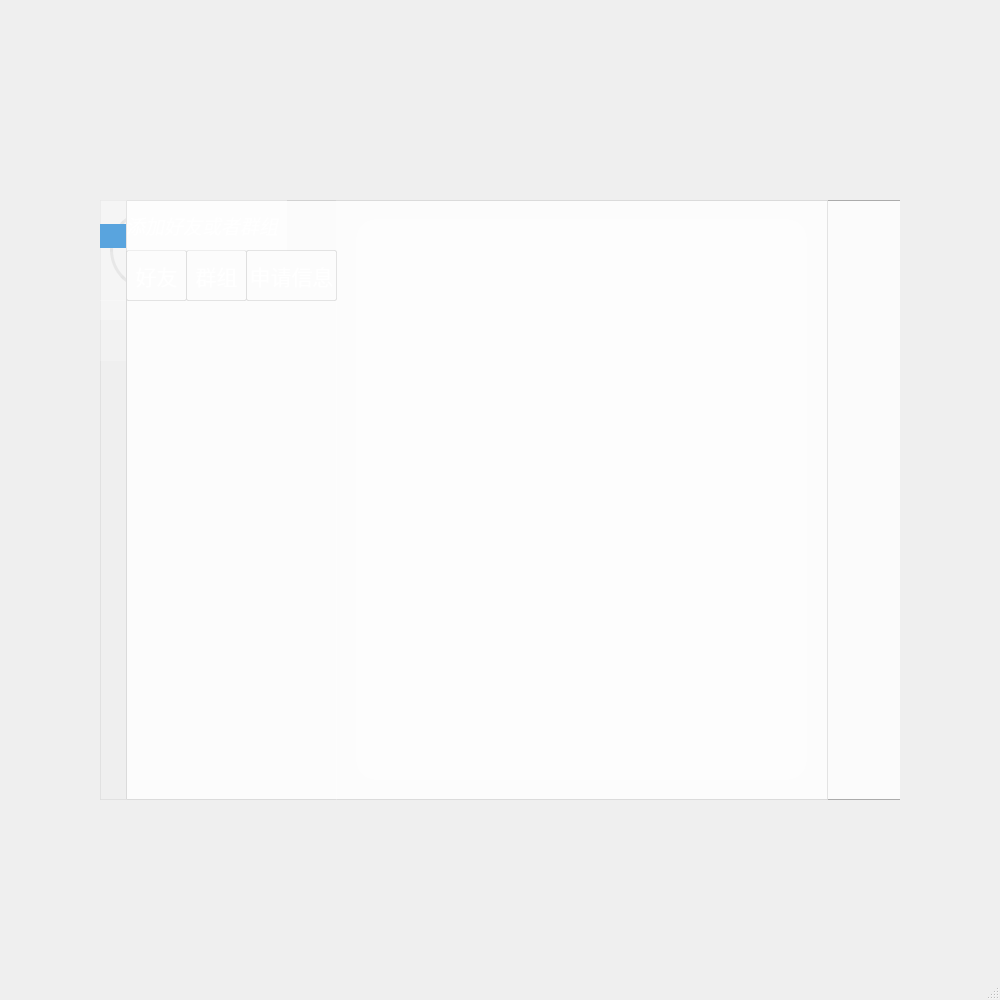
Old version of the form TIM/mainwindow.ui in the repository Sunlx5522/TFW_PROJECT.
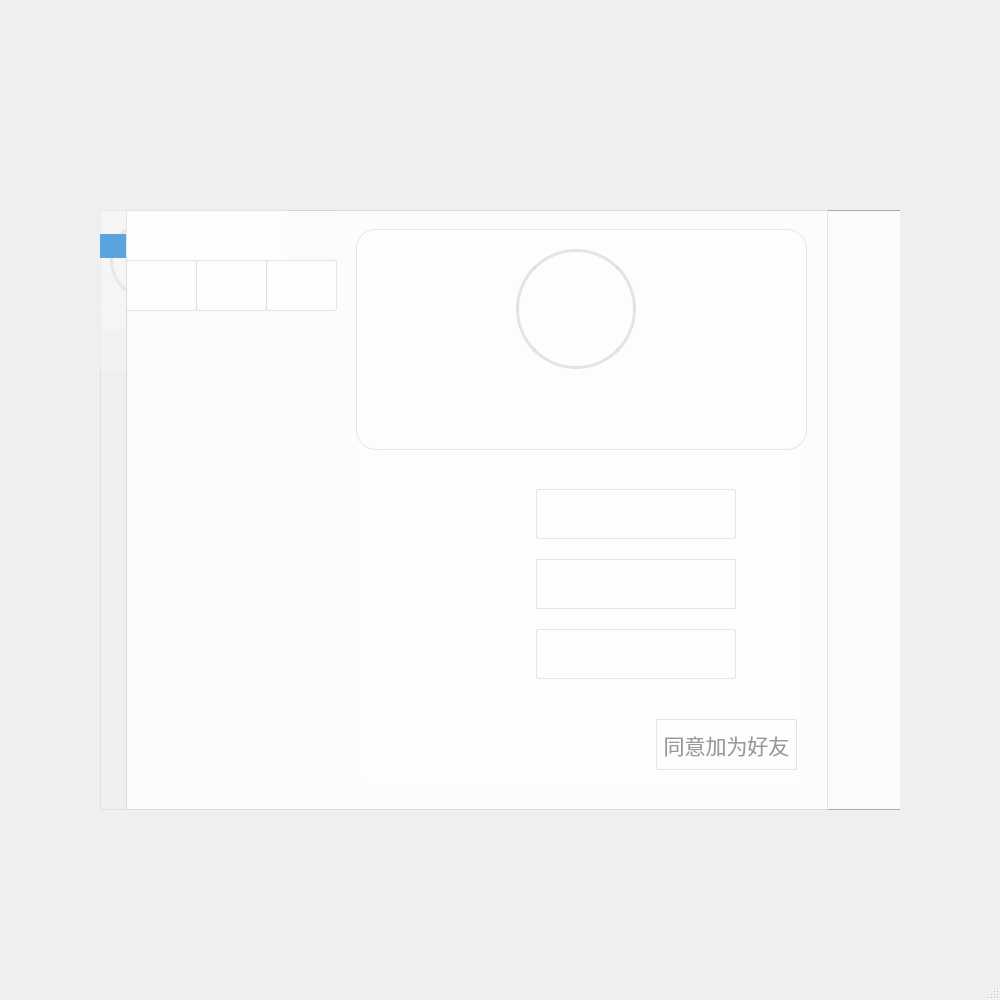
New version of the form. The open tabs and pages were chosen to show the change. Icons and pictures are not drawn.

What changed in the file:
```diff
--- a/TIM/mainwindow.ui
+++ b/TIM/mainwindow.ui
@@ -30,7 +30,7 @@
     <property name="geometry">
      <rect>
       <x>80</x>
-      <y>180</y>
+      <y>190</y>
       <width>840</width>
       <height>640</height>
      </rect>
@@ -1028,6 +1028,7 @@
              <string notr="true">QListWidget#listWidget_chat_4{
    background: rgba(255,255,255,50);
     border: none; /* 无边框 */
+color: #999999;
 }
 
 QScrollBar:vertical {
@@ -1062,7 +1063,8 @@
 }
 
 QListWidget::item:selected {
-  background: rgb(89, 164, 222);
+  background: rgb(89, 164, 222); 
+  border: none;
 }
 
 QListWidget::item:hover {
@@ -1828,6 +1830,557 @@
 border-radius:20px;
 }</string>
              </property>
+             <widget class="QWidget" name="verticalLayoutWidget_3">
+              <property name="geometry">
+               <rect>
+                <x>110</x>
+                <y>240</y>
+                <width>61</width>
+                <height>231</height>
+               </rect>
+              </property>
+              <layout class="QVBoxLayout" name="verticalLayout_5">
+               <item>
+                <widget class="QLabel" name="file_12">
+                 <property name="minimumSize">
+                  <size>
+                   <width>40</width>
+                   <height>40</height>
+                  </size>
+                 </property>
+                 <property name="maximumSize">
+                  <size>
+                   <width>40</width>
+                   <height>40</height>
+                  </size>
+                 </property>
+                 <property name="cursor">
+                  <cursorShape>PointingHandCursor</cursorShape>
+                 </property>
+                 <property name="text">
+                  <string/>
+                 </property>
+                 <property name="pixmap">
+                  <pixmap resource="SourceFile.qrc">:/new/prefix1/id.png</pixmap>
+                 </property>
+                 <property name="scaledContents">
+                  <bool>true</bool>
+                 </property>
+                </widget>
+               </item>
+               <item>
+                <widget class="QLabel" name="file_13">
+                 <property name="minimumSize">
+                  <size>
+                   <width>40</width>
+                   <height>40</height>
+                  </size>
+                 </property>
+                 <property name="maximumSize">
+                  <size>
+                   <width>40</width>
+                   <height>40</height>
+                  </size>
+                 </property>
+                 <property name="cursor">
+                  <cursorShape>PointingHandCursor</cursorShape>
+                 </property>
+                 <property name="text">
+                  <string/>
+                 </property>
+                 <property name="pixmap">
+                  <pixmap resource="SourceFile.qrc">:/new/prefix1/riqi.png</pixmap>
+                 </property>
+                 <property name="scaledContents">
+                  <bool>true</bool>
+                 </property>
+                </widget>
+               </item>
+               <item>
+                <widget class="QLabel" name="file_14">
+                 <property name="minimumSize">
+                  <size>
+                   <width>40</width>
+                   <height>40</height>
+                  </size>
+                 </property>
+                 <property name="maximumSize">
+                  <size>
+                   <width>40</width>
+                   <height>40</height>
+                  </size>
+                 </property>
+                 <property name="cursor">
+                  <cursorShape>PointingHandCursor</cursorShape>
+                 </property>
+                 <property name="text">
+                  <string/>
+                 </property>
+                 <property name="pixmap">
+                  <pixmap resource="SourceFile.qrc">:/new/prefix1/dizhi.png</pixmap>
+                 </property>
+                 <property name="scaledContents">
+                  <bool>true</bool>
+                 </property>
+                </widget>
+               </item>
+              </layout>
+             </widget>
+             <widget class="QLineEdit" name="accountLineEdit_3">
+              <property name="geometry">
+               <rect>
+                <x>180</x>
+                <y>260</y>
+                <width>200</width>
+                <height>50</height>
+               </rect>
+              </property>
+              <property name="minimumSize">
+               <size>
+                <width>200</width>
+                <height>50</height>
+               </size>
+              </property>
+              <property name="maximumSize">
+               <size>
+                <width>200</width>
+                <height>50</height>
+               </size>
+              </property>
+              <property name="font">
+               <font>
+                <family>Arial</family>
+                <pointsize>15</pointsize>
+                <italic>false</italic>
+               </font>
+              </property>
+              <property name="styleSheet">
+               <string notr="true"> /*文本输入框 账号输入*/
+QLineEdit{
+/*非悬浮时颜色设置*/
+color:#999999;
+border-style:outset;/*设置边框*/
+background-color: rgba(255,255,255,50);
+border-radius:2px;/*边框圆角半径设置*/
+border: 1px solid rgba(220,220,220, 200);
+
+}
+</string>
+              </property>
+              <property name="text">
+               <string/>
+              </property>
+              <property name="maxLength">
+               <number>25</number>
+              </property>
+              <property name="readOnly">
+               <bool>true</bool>
+              </property>
+              <property name="placeholderText">
+               <string/>
+              </property>
+              <property name="clearButtonEnabled">
+               <bool>false</bool>
+              </property>
+             </widget>
+             <widget class="QLineEdit" name="birthdayLineEdit_3">
+              <property name="geometry">
+               <rect>
+                <x>180</x>
+                <y>330</y>
+                <width>200</width>
+                <height>50</height>
+               </rect>
+              </property>
+              <property name="minimumSize">
+               <size>
+                <width>200</width>
+                <height>50</height>
+               </size>
+              </property>
+              <property name="maximumSize">
+               <size>
+                <width>200</width>
+                <height>50</height>
+               </size>
+              </property>
+              <property name="font">
+               <font>
+                <family>Arial</family>
+                <pointsize>15</pointsize>
+                <italic>false</italic>
+               </font>
+              </property>
+              <property name="styleSheet">
+               <string notr="true"> /*文本输入框 账号输入*/
+QLineEdit{
+/*非悬浮时颜色设置*/
+color:#999999;
+border-style:outset;/*设置边框*/
+background-color: rgba(255,255,255,50);
+border-radius:2px;/*边框圆角半径设置*/
+border: 1px solid rgba(220,220,220, 200);
+
+}
+</string>
+              </property>
+              <property name="text">
+               <string/>
+              </property>
+              <property name="maxLength">
+               <number>25</number>
+              </property>
+              <property name="readOnly">
+               <bool>true</bool>
+              </property>
+              <property name="placeholderText">
+               <string/>
+              </property>
+              <property name="clearButtonEnabled">
+               <bool>false</bool>
+              </property>
+             </widget>
+             <widget class="QLineEdit" name="localLineEdit_3">
+              <property name="geometry">
+               <rect>
+                <x>180</x>
+                <y>400</y>
+                <width>200</width>
+                <height>50</height>
+               </rect>
+              </property>
+              <property name="minimumSize">
+               <size>
+                <width>200</width>
+                <height>50</height>
+               </size>
+              </property>
+              <property name="maximumSize">
+               <size>
+                <width>200</width>
+                <height>50</height>
+               </size>
+              </property>
+              <property name="font">
+               <font>
+                <family>Arial</family>
+                <pointsize>15</pointsize>
+                <italic>false</italic>
+               </font>
+              </property>
+              <property name="styleSheet">
+               <string notr="true"> /*文本输入框 账号输入*/
+QLineEdit{
+/*非悬浮时颜色设置*/
+color:#999999;
+border-style:outset;/*设置边框*/
+background-color: rgba(255,255,255,50);
+border-radius:2px;/*边框圆角半径设置*/
+border: 1px solid rgba(220,220,220, 200);
+
+}
+</string>
+              </property>
+              <property name="text">
+               <string/>
+              </property>
+              <property name="maxLength">
+               <number>25</number>
+              </property>
+              <property name="readOnly">
+               <bool>true</bool>
+              </property>
+              <property name="placeholderText">
+               <string/>
+              </property>
+              <property name="clearButtonEnabled">
+               <bool>false</bool>
+              </property>
+             </widget>
+             <widget class="QPushButton" name="agreeToBeFriend">
+              <property name="geometry">
+               <rect>
+                <x>300</x>
+                <y>490</y>
+                <width>141</width>
+                <height>51</height>
+               </rect>
+              </property>
+              <property name="minimumSize">
+               <size>
+                <width>0</width>
+                <height>0</height>
+               </size>
+              </property>
+              <property name="maximumSize">
+               <size>
+                <width>16777215</width>
+                <height>16777215</height>
+               </size>
+              </property>
+              <property name="font">
+               <font>
+                <pointsize>16</pointsize>
+               </font>
+              </property>
+              <property name="cursor">
+               <cursorShape>PointingHandCursor</cursorShape>
+              </property>
+              <property name="styleSheet">
+               <string notr="true">/*登录按钮*/
+QPushButton{
+/*静置时设置*/
+color:#999999;/*字体颜色设置*/
+background-color:rgba(255,255,255, 50);/*背景颜色设置*/  
+border-style:outset;/*背景颜色设置*/
+border-radius:2px;/*边框圆角半径设置*/
+border: 1px solid rgba(220,220,220, 200);
+}
+
+QPushButton:hover{
+/*悬停时设置*/ /*由于与内部代码有冲突 已弃用*/
+background-color:rgba(135,206,250, 255);
+border-style:outset;/*边框设置*/
+}
+QPushButton:pressed{
+/*按压时设置*/
+background-color:rgba(173,216,230, 255);
+/*背景颜色设置*/
+border-style:inset;/*边框设置*/
+}</string>
+              </property>
+              <property name="text">
+               <string>同意加为好友</string>
+              </property>
+             </widget>
+             <widget class="QWidget" name="widget_19" native="true">
+              <property name="geometry">
+               <rect>
+                <x>0</x>
+                <y>0</y>
+                <width>451</width>
+                <height>221</height>
+               </rect>
+              </property>
+              <property name="styleSheet">
+               <string notr="true">QWidget#widget_19{
+/*frame是整个widget里面的容器，用于放置控件 整体拖动*/
+/*背景图片*/
+background: rgba(255,255,255,50);
+border: 1px solid rgba(220,220,220, 200);
+border-radius:20px;
+}</string>
+              </property>
+              <widget class="QLabel" name="userImage_5">
+               <property name="geometry">
+                <rect>
+                 <x>160</x>
+                 <y>20</y>
+                 <width>120</width>
+                 <height>120</height>
+                </rect>
+               </property>
+               <property name="minimumSize">
+                <size>
+                 <width>120</width>
+                 <height>120</height>
+                </size>
+               </property>
+               <property name="maximumSize">
+                <size>
+                 <width>120</width>
+                 <height>120</height>
+                </size>
+               </property>
+               <property name="styleSheet">
+                <string notr="true">
+
+/*用户头像*/
+border-style: outset;/*设置边框*/
+border: 3px solid rgba(220,220,220, 200);
+border-radius:60px;</string>
+               </property>
+               <property name="text">
+                <string/>
+               </property>
+               <property name="scaledContents">
+                <bool>true</bool>
+               </property>
+              </widget>
+              <widget class="QLabel" name="file_16">
+               <property name="geometry">
+                <rect>
+                 <x>10</x>
+                 <y>10</y>
+                 <width>40</width>
+                 <height>40</height>
+                </rect>
+               </property>
+               <property name="minimumSize">
+                <size>
+                 <width>40</width>
+                 <height>40</height>
+                </size>
+               </property>
+               <property name="maximumSize">
+                <size>
+                 <width>40</width>
+                 <height>40</height>
+                </size>
+               </property>
+               <property name="cursor">
+                <cursorShape>PointingHandCursor</cursorShape>
+               </property>
+               <property name="text">
+                <string/>
+               </property>
+               <property name="pixmap">
+                <pixmap resource="SourceFile.qrc">:/new/prefix1/yonghu2.png</pixmap>
+               </property>
+               <property name="scaledContents">
+                <bool>true</bool>
+               </property>
+              </widget>
+              <widget class="QLineEdit" name="nameEdit_3">
+               <property name="geometry">
+                <rect>
+                 <x>290</x>
+                 <y>60</y>
+                 <width>101</width>
+                 <height>50</height>
+                </rect>
+               </property>
+               <property name="minimumSize">
+                <size>
+                 <width>0</width>
+                 <height>50</height>
+                </size>
+               </property>
+               <property name="maximumSize">
+                <size>
+                 <width>16777215</width>
+                 <height>50</height>
+                </size>
+               </property>
+               <property name="font">
+                <font>
+                 <family>Arial</family>
+                 <pointsize>15</pointsize>
+                 <italic>false</italic>
+                </font>
+               </property>
+               <property name="styleSheet">
+                <string notr="true"> /*文本输入框 账号输入*/
+QLineEdit{
+/*非悬浮时颜色设置*/
+color:#999999;
+border-style:outset;/*设置边框*/
+background-color: rgba(255,255,255,0);
+border-radius:2px;/*边框圆角半径设置*/
+
+
+}
+</string>
+               </property>
+               <property name="text">
+                <string/>
+               </property>
+               <property name="maxLength">
+                <number>25</number>
+               </property>
+               <property name="readOnly">
+                <bool>true</bool>
+               </property>
+               <property name="placeholderText">
+                <string/>
+               </property>
+               <property name="clearButtonEnabled">
+                <bool>false</bool>
+               </property>
+              </widget>
+              <widget class="QLineEdit" name="ps_3">
+               <property name="geometry">
+                <rect>
+                 <x>20</x>
+                 <y>170</y>
+                 <width>411</width>
+                 <height>50</height>
+                </rect>
+               </property>
+               <property name="minimumSize">
+                <size>
+                 <width>0</width>
+                 <height>50</height>
+                </size>
+               </property>
+               <property name="maximumSize">
+                <size>
+                 <width>16777215</width>
+                 <height>50</height>
+                </size>
+               </property>
+               <property name="font">
+                <font>
+                 <family>Arial</family>
+                 <pointsize>15</pointsize>
+                 <italic>false</italic>
+                </font>
+               </property>
+               <property name="styleSheet">
+                <string notr="true"> /*文本输入框 账号输入*/
+QLineEdit{
+/*非悬浮时颜色设置*/
+color:#999999;
+border-style:outset;/*设置边框*/
+background-color: rgba(255,255,255,0);
+border-radius:2px;/*边框圆角半径设置*/
+
+}
+</string>
+               </property>
+               <property name="text">
+                <string/>
+               </property>
+               <property name="maxLength">
+                <number>25</number>
+               </property>
+               <property name="readOnly">
+                <bool>true</bool>
+               </property>
+               <property name="placeholderText">
+                <string/>
+               </property>
+               <property name="clearButtonEnabled">
+                <bool>false</bool>
+               </property>
+              </widget>
+             </widget>
+             <widget class="QLabel" name="messageChangeFlag_4">
+              <property name="geometry">
+               <rect>
+                <x>10</x>
+                <y>490</y>
+                <width>241</width>
+                <height>49</height>
+               </rect>
+              </property>
+              <property name="font">
+               <font>
+                <family>方正姚体</family>
+                <pointsize>22</pointsize>
+                <weight>75</weight>
+                <italic>false</italic>
+                <bold>true</bold>
+               </font>
+              </property>
+              <property name="styleSheet">
+               <string notr="true">/*产品名称*/
+color:#FFFFFF;/*设置字体颜色*/</string>
+              </property>
+              <property name="text">
+               <string/>
+              </property>
+             </widget>
             </widget>
            </widget>
            <widget class="QWidget" name="page_33">
@@ -1903,118 +2456,6 @@
            </property>
           </widget>
          </widget>
-         <widget class="QPushButton" name="friends">
-          <property name="geometry">
-           <rect>
-            <x>0</x>
-            <y>50</y>
-            <width>61</width>
-            <height>51</height>
-           </rect>
-          </property>
-          <property name="minimumSize">
-           <size>
-            <width>0</width>
-            <height>0</height>
-           </size>
-          </property>
-          <property name="maximumSize">
-           <size>
-            <width>16777215</width>
-            <height>16777215</height>
-           </size>
-          </property>
-          <property name="font">
-           <font>
-            <pointsize>16</pointsize>
-           </font>
-          </property>
-          <property name="cursor">
-           <cursorShape>PointingHandCursor</cursorShape>
-          </property>
-          <property name="styleSheet">
-           <string notr="true">/*登录按钮*/
-QPushButton{
-/*静置时设置*/
-color:#FFFFFF;/*字体颜色设置*/
-background-color:rgba(255,255,255, 50);/*背景颜色设置*/  
-border-style:outset;/*背景颜色设置*/
-border-radius:2px;/*边框圆角半径设置*/
-border: 1px solid rgba(220,220,220, 200);
-}
-
-QPushButton:hover{
-/*悬停时设置*/ /*由于与内部代码有冲突 已弃用*/
-background-color:rgba(135,206,250, 255);
-border-style:outset;/*边框设置*/
-}
-QPushButton:pressed{
-/*按压时设置*/
-background-color:rgba(173,216,230, 255);
-/*背景颜色设置*/
-border-style:inset;/*边框设置*/
-}</string>
-          </property>
-          <property name="text">
-           <string>好友</string>
-          </property>
-         </widget>
-         <widget class="QPushButton" name="groups">
-          <property name="geometry">
-           <rect>
-            <x>60</x>
-            <y>50</y>
-            <width>61</width>
-            <height>51</height>
-           </rect>
-          </property>
-          <property name="minimumSize">
-           <size>
-            <width>0</width>
-            <height>0</height>
-           </size>
-          </property>
-          <property name="maximumSize">
-           <size>
-            <width>16777215</width>
-            <height>16777215</height>
-           </size>
-          </property>
-          <property name="font">
-           <font>
-            <pointsize>16</pointsize>
-           </font>
-          </property>
-          <property name="cursor">
-           <cursorShape>PointingHandCursor</cursorShape>
-          </property>
-          <property name="styleSheet">
-           <string notr="true">/*登录按钮*/
-QPushButton{
-/*静置时设置*/
-color:#FFFFFF;/*字体颜色设置*/
-background-color:rgba(255,255,255, 50);/*背景颜色设置*/  
-border-style:outset;/*背景颜色设置*/
-border-radius:2px;/*边框圆角半径设置*/
-border: 1px solid rgba(220,220,220, 200);
-}
-
-QPushButton:hover{
-/*悬停时设置*/ /*由于与内部代码有冲突 已弃用*/
-background-color:rgba(135,206,250, 255);
-border-style:outset;/*边框设置*/
-}
-QPushButton:pressed{
-/*按压时设置*/
-background-color:rgba(173,216,230, 255);
-/*背景颜色设置*/
-border-style:inset;/*边框设置*/
-}</string>
-          </property>
-          <property name="text">
-           <string>群组</string>
-          </property>
-         </widget>
          <widget class="QLabel" name="brandName_4">
           <property name="geometry">
            <rect>
@@ -2043,12 +2484,198 @@
            <string>添加好友或者群组</string>
           </property>
          </widget>
+         <widget class="QWidget" name="widget_button_1" native="true">
+          <property name="geometry">
+           <rect>
+            <x>0</x>
+            <y>50</y>
+            <width>71</width>
+            <height>51</height>
+           </rect>
+          </property>
+          <property name="minimumSize">
+           <size>
+            <width>71</width>
+            <height>51</height>
+           </size>
+          </property>
+          <property name="maximumSize">
+           <size>
+            <width>71</width>
+            <height>51</height>
+           </size>
+          </property>
+          <property name="styleSheet">
+           <string notr="true">QWidget#widget_button_1{
+/*frame是整个widget里面的容器，用于放置控件 整体拖动*/
+/*背景图片*/
+background: rgba(255,255,255,50);
+}</string>
+          </property>
+          <widget class="QPushButton" name="friends">
+           <property name="geometry">
+            <rect>
+             <x>0</x>
+             <y>0</y>
+             <width>71</width>
+             <height>51</height>
+            </rect>
+           </property>
+           <property name="minimumSize">
+            <size>
+             <width>0</width>
+             <height>0</height>
+            </size>
+           </property>
+           <property name="maximumSize">
+            <size>
+             <width>16777215</width>
+             <height>16777215</height>
+            </size>
+           </property>
+           <property name="font">
+            <font>
+             <pointsize>16</pointsize>
+            </font>
+           </property>
+           <property name="cursor">
+            <cursorShape>PointingHandCursor</cursorShape>
+           </property>
+           <property name="styleSheet">
+            <string notr="true">/*登录按钮*/
+QPushButton{
+/*静置时设置*/
+color:#FFFFFF;/*字体颜色设置*/
+background-color:rgba(255,255,255, 50);/*背景颜色设置*/  
+border-style:outset;/*背景颜色设置*/
+border-radius:2px;/*边框圆角半径设置*/
+border: 1px solid rgba(220,220,220, 200);
+}
+
+QPushButton:hover{
+/*悬停时设置*/ /*由于与内部代码有冲突 已弃用*/
+background-color:rgba(135,206,250, 255);
+border-style:outset;/*边框设置*/
+}
+QPushButton:pressed{
+/*按压时设置*/
+background-color:rgba(173,216,230, 255);
+/*背景颜色设置*/
+border-style:inset;/*边框设置*/
+}</string>
+           </property>
+           <property name="text">
+            <string>好友</string>
+           </property>
+          </widget>
+         </widget>
+         <widget class="QWidget" name="widget_button_2" native="true">
+          <property name="geometry">
+           <rect>
+            <x>70</x>
+            <y>50</y>
+            <width>71</width>
+            <height>51</height>
+           </rect>
+          </property>
+          <property name="minimumSize">
+           <size>
+            <width>71</width>
+            <height>51</height>
+           </size>
+          </property>
+          <property name="styleSheet">
+           <string notr="true">QWidget#widget_button_2{
+/*frame是整个widget里面的容器，用于放置控件 整体拖动*/
+/*背景图片*/
+background: rgba(255,255,255,50);
+}</string>
+          </property>
+          <widget class="QPushButton" name="groups">
+           <property name="geometry">
+            <rect>
+             <x>0</x>
+             <y>0</y>
+             <width>71</width>
+             <height>51</height>
+            </rect>
+           </property>
+           <property name="minimumSize">
+            <size>
+             <width>0</width>
+             <height>0</height>
+            </size>
+           </property>
+           <property name="maximumSize">
+            <size>
+             <width>16777215</width>
+             <height>16777215</height>
+            </size>
+           </property>
+           <property name="font">
+            <font>
+             <pointsize>16</pointsize>
+            </font>
+           </property>
+           <property name="cursor">
+            <cursorShape>PointingHandCursor</cursorShape>
+           </property>
+           <property name="styleSheet">
+            <string notr="true">/*登录按钮*/
+QPushButton{
+/*静置时设置*/
+color:#FFFFFF;/*字体颜色设置*/
+background-color:rgba(255,255,255, 50);/*背景颜色设置*/  
+border-style:outset;/*背景颜色设置*/
+border-radius:2px;/*边框圆角半径设置*/
+border: 1px solid rgba(220,220,220, 200);
+}
+
+QPushButton:hover{
+/*悬停时设置*/ /*由于与内部代码有冲突 已弃用*/
+background-color:rgba(135,206,250, 255);
+border-style:outset;/*边框设置*/
+}
+QPushButton:pressed{
+/*按压时设置*/
+background-color:rgba(173,216,230, 255);
+/*背景颜色设置*/
+border-style:inset;/*边框设置*/
+}</string>
+           </property>
+           <property name="text">
+            <string>群组</string>
+           </property>
+          </widget>
+         </widget>
+         <widget class="QWidget" name="widget_button_3" native="true">
+          <property name="geometry">
+           <rect>
+            <x>140</x>
+            <y>50</y>
+            <width>71</width>
+            <height>51</height>
+           </rect>
+          </property>
+          <property name="minimumSize">
+           <size>
+            <width>71</width>
+            <height>51</height>
+           </size>
+          </property>
+          <property name="styleSheet">
+           <string notr="true">QWidget#widget_button_3{
+/*frame是整个widget里面的容器，用于放置控件 整体拖动*/
+/*背景图片*/
+background: rgba(255,255,255,50);
+}</string>
+          </property>
          <widget class="QPushButton" name="requestMessage">
           <property name="geometry">
            <rect>
-            <x>120</x>
-            <y>50</y>
-            <width>91</width>
+             <x>0</x>
+             <y>0</y>
+             <width>71</width>
             <height>51</height>
            </rect>
           </property>
@@ -2096,8 +2723,9 @@
 }</string>
           </property>
           <property name="text">
-           <string>申请信息</string>
-          </property>
+            <string>申请</string>
+           </property>
+          </widget>
          </widget>
         </widget>
        </widget>
```
Left out of the diff: 939 changed lines with no effect on the pictures. Lines whose indentation alone changed are shown as unchanged.
